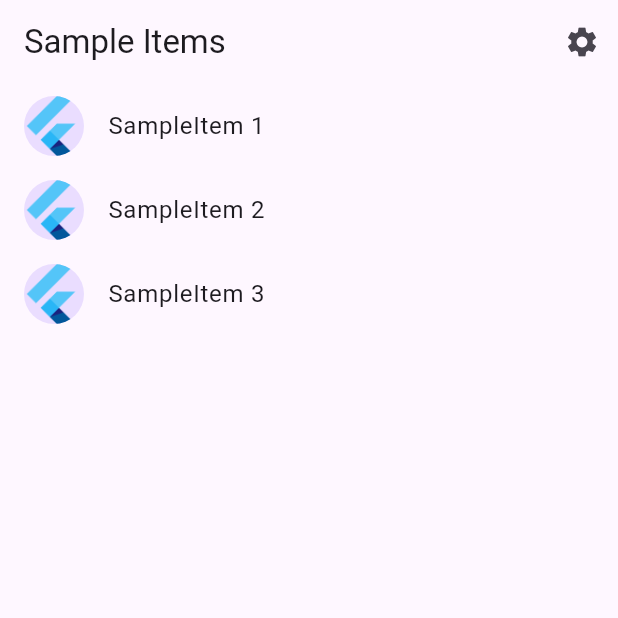
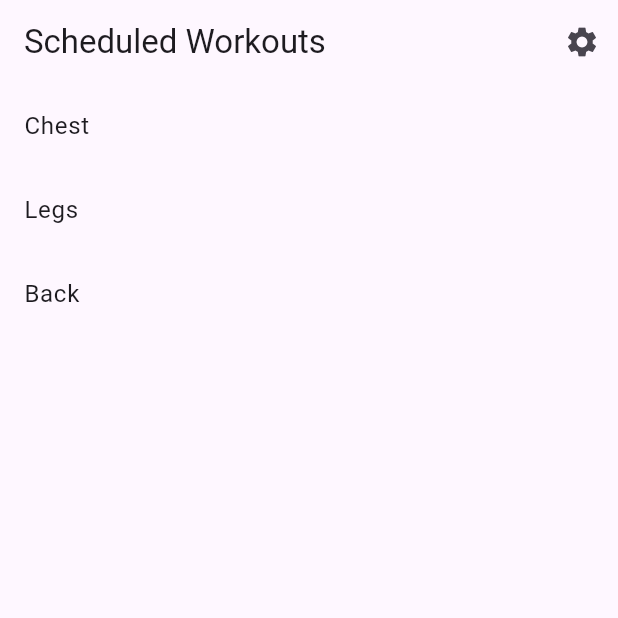
Before and after one commit to Jyaheza/Fitness_app, a Flutter app: the screen it shows after launch, on a phone screen of 412 x 824 dp, the top half of it. Run offline on Flutter 3.47's test engine with Material 3 defaults, Android fonts, the phone set to English and light mode, and no system bars; generated files the repository leaves out were written again.

Commit message:
added workout model and created workouts list

```diff
--- a/lib/src/app.dart
+++ b/lib/src/app.dart
@@ -2,39 +2,25 @@ import 'package:flutter/material.dart';
 import 'package:flutter_gen/gen_l10n/app_localizations.dart';
 import 'package:flutter_localizations/flutter_localizations.dart';
 
-import 'sample_feature/sample_item_details_view.dart';
-import 'sample_feature/sample_item_list_view.dart';
 import 'settings/settings_controller.dart';
 import 'settings/settings_view.dart';
+import './sample_feature/work_out_list_view.dart'; // Import the workout list view
 
-/// The Widget that configures your application.
 class MyApp extends StatelessWidget {
   const MyApp({
-    super.key,
+    Key? key,
     required this.settingsController,
-  });
+  }) : super(key: key);
 
   final SettingsController settingsController;
 
   @override
   Widget build(BuildContext context) {
-    // Glue the SettingsController to the MaterialApp.
-    //
-    // The ListenableBuilder Widget listens to the SettingsController for changes.
-    // Whenever the user updates their settings, the MaterialApp is rebuilt.
     return ListenableBuilder(
       listenable: settingsController,
       builder: (BuildContext context, Widget? child) {
         return MaterialApp(
-          // Providing a restorationScopeId allows the Navigator built by the
-          // MaterialApp to restore the navigation stack when a user leaves and
-          // returns to the app after it has been killed while running in the
-          // background.
           restorationScopeId: 'app',
-
-          // Provide the generated AppLocalizations to the MaterialApp. This
-          // allows descendant Widgets to display the correct translations
-          // depending on the user's locale.
           localizationsDelegates: const [
             AppLocalizations.delegate,
             GlobalMaterialLocalizations.delegate,
@@ -44,24 +30,11 @@ class MyApp extends StatelessWidget {
           supportedLocales: const [
             Locale('en', ''), // English, no country code
           ],
-
-          // Use AppLocalizations to configure the correct application title
-          // depending on the user's locale.
-          //
-          // The appTitle is defined in .arb files found in the localization
-          // directory.
           onGenerateTitle: (BuildContext context) =>
               AppLocalizations.of(context)!.appTitle,
-
-          // Define a light and dark color theme. Then, read the user's
-          // preferred ThemeMode (light, dark, or system default) from the
-          // SettingsController to display the correct theme.
           theme: ThemeData(),
           darkTheme: ThemeData.dark(),
           themeMode: settingsController.themeMode,
-
-          // Define a function to handle named routes in order to support
-          // Flutter web url navigation and deep linking.
           onGenerateRoute: (RouteSettings routeSettings) {
             return MaterialPageRoute<void>(
               settings: routeSettings,
@@ -69,11 +42,12 @@ class MyApp extends StatelessWidget {
                 switch (routeSettings.name) {
                   case SettingsView.routeName:
                     return SettingsView(controller: settingsController);
-                  case SampleItemDetailsView.routeName:
-                    return const SampleItemDetailsView();
-                  case SampleItemListView.routeName:
+                  case WorkoutListView
+                        .routeName: // Updated route for workout list view
+                    return WorkoutListView(); // Display workout list view
+                  // Add more cases for workout detail views if needed
                   default:
-                    return const SampleItemListView();
+                    return WorkoutListView(); // Default to workout list view
                 }
               },
             );
--- a/lib/src/sample_feature/sample_item_list_view.dart
+++ /dev/null
@@ -1,71 +0,0 @@
-import 'package:flutter/material.dart';
-
-import '../settings/settings_view.dart';
-import 'sample_item.dart';
-import 'sample_item_details_view.dart';
-
-/// Displays a list of SampleItems.
-class SampleItemListView extends StatelessWidget {
-  const SampleItemListView({
-    super.key,
-    this.items = const [SampleItem(1), SampleItem(2), SampleItem(3)],
-  });
-
-  static const routeName = '/';
-
-  final List<SampleItem> items;
-
-  @override
-  Widget build(BuildContext context) {
-    return Scaffold(
-      appBar: AppBar(
-        title: const Text('Sample Items'),
-        actions: [
-          IconButton(
-            icon: const Icon(Icons.settings),
-            onPressed: () {
-              // Navigate to the settings page. If the user leaves and returns
-              // to the app after it has been killed while running in the
-              // background, the navigation stack is restored.
-              Navigator.restorablePushNamed(context, SettingsView.routeName);
-            },
-          ),
-        ],
-      ),
-
-      // To work with lists that may contain a large number of items, it’s best
-      // to use the ListView.builder constructor.
-      //
-      // In contrast to the default ListView constructor, which requires
-      // building all Widgets up front, the ListView.builder constructor lazily
-      // builds Widgets as they’re scrolled into view.
-      body: ListView.builder(
-        // Providing a restorationId allows the ListView to restore the
-        // scroll position when a user leaves and returns to the app after it
-        // has been killed while running in the background.
-        restorationId: 'sampleItemListView',
-        itemCount: items.length,
-        itemBuilder: (BuildContext context, int index) {
-          final item = items[index];
-
-          return ListTile(
-            title: Text('SampleItem ${item.id}'),
-            leading: const CircleAvatar(
-              // Display the Flutter Logo image asset.
-              foregroundImage: AssetImage('assets/images/flutter_logo.png'),
-            ),
-            onTap: () {
-              // Navigate to the details page. If the user leaves and returns to
-              // the app after it has been killed while running in the
-              // background, the navigation stack is restored.
-              Navigator.restorablePushNamed(
-                context,
-                SampleItemDetailsView.routeName,
-              );
-            }
-          );
-        },
-      ),
-    );
-  }
-}
--- /dev/null
+++ b/lib/src/sample_feature/work_out_list_view.dart
@@ -0,0 +1,34 @@
+import 'package:flutter/material.dart';
+
+import '../settings/settings_view.dart';
+import 'workout_item.dart'; // Assuming you have a WorkoutItem widget for displaying workout types
+
+class WorkoutListView extends StatelessWidget {
+  static const routeName = '/';
+
+  @override
+  Widget build(BuildContext context) {
+    return Scaffold(
+      appBar: AppBar(
+        title: const Text('Scheduled Workouts'),
+        actions: [
+          IconButton(
+            icon: const Icon(Icons.settings),
+            onPressed: () {
+              // Navigate to the settings page
+              Navigator.pushNamed(context, SettingsView.routeName);
+            },
+          ),
+        ],
+      ),
+      body: ListView(
+        children: [
+          WorkoutItem(name: 'Chest'),
+          WorkoutItem(name: 'Legs'),
+          WorkoutItem(name: 'Back'),
+          // Add more WorkoutItem widgets for additional workout types
+        ],
+      ),
+    );
+  }
+}
--- /dev/null
+++ b/lib/src/sample_feature/workout_item.dart
@@ -0,0 +1,17 @@
+import 'package:flutter/material.dart';
+
+class WorkoutItem extends StatelessWidget {
+  final String name;
+
+  WorkoutItem({required this.name});
+
+  @override
+  Widget build(BuildContext context) {
+    return ListTile(
+      title: Text(name),
+      onTap: () {
+        // Handle tap event if needed
+      },
+    );
+  }
+}
```
